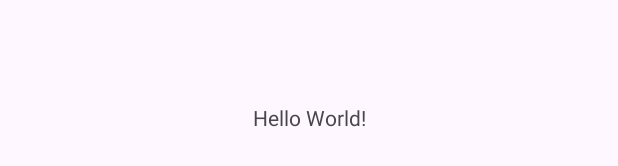
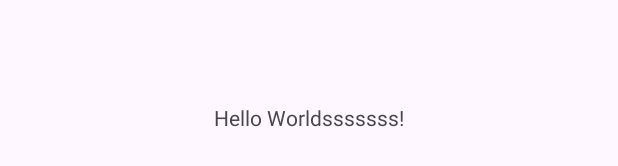
Before and after one commit to VCCT-OPSC7311-G2-2024/chronolog, an Android app: the layout activity_main.xml on its own in the app's theme, with its tools: preview values and no code run, on a phone screen of 412 x 824 dp. Shown: the part 501-667 px from the top of the screen. Run offline under Robolectric (Android 15) with nearby library versions, the light colour scheme and no system bars.

Commit message:
Add Aidan branch

```diff
--- a/app/src/main/res/layout/activity_main.xml
+++ b/app/src/main/res/layout/activity_main.xml
@@ -10,7 +10,7 @@
     <TextView
         android:layout_width="wrap_content"
         android:layout_height="wrap_content"
-        android:text="Hello World!"
+        android:text="Hello Worldsssssss!"
         app:layout_constraintBottom_toBottomOf="parent"
         app:layout_constraintEnd_toEndOf="parent"
         app:layout_constraintStart_toStartOf="parent"
```
